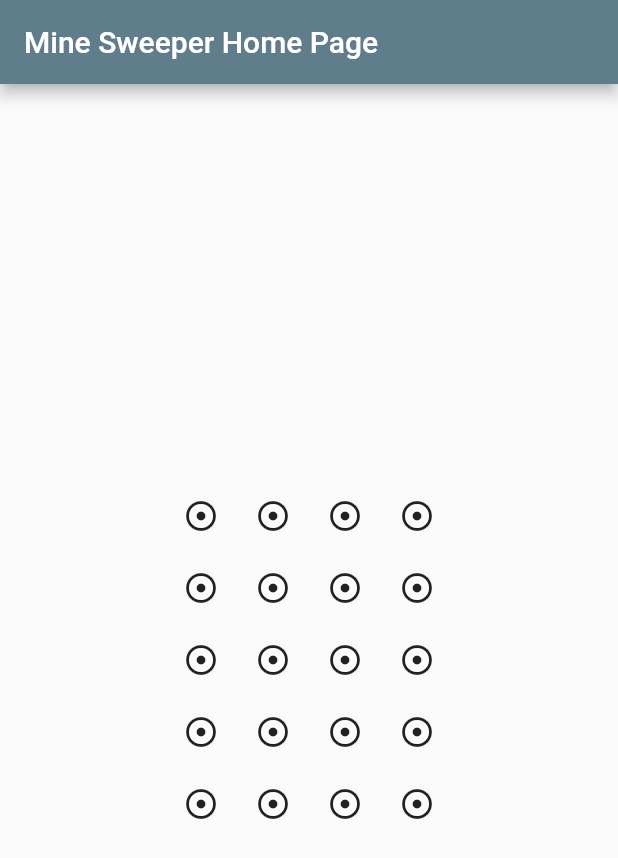
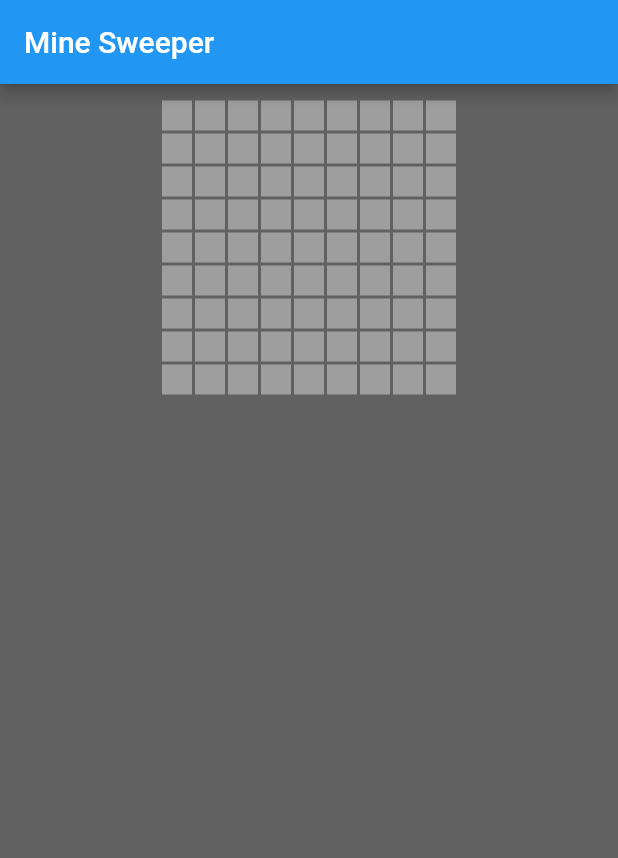
Before and after one commit to RokiTino/proekt_app, a Flutter app: the screen it shows after launch, on a phone screen of 412 x 824 dp. Shown: the top 858 px of the screen. Run offline on Flutter 3.47's test engine with Material 2 defaults, Android fonts, the phone set to English and light mode, and no system bars.

Commit message:
Making the tails and the bord

```diff
--- a/lib/main.dart
+++ b/lib/main.dart
@@ -1,156 +1,109 @@
 import 'package:flutter/material.dart';
+import 'dart:math';
+
+enum TileState { covered, blown, open, flagged, revealed }
 
 void main() {
-  runApp(MyApp());
+  runApp(MineSweeper());
 }
 
-class MyApp extends StatelessWidget {
-  // This widget is the root of your application.
+class MineSweeper extends StatelessWidget {
   @override
   Widget build(BuildContext context) {
     return MaterialApp(
-      title: 'Mine Sweeper',
-      theme: ThemeData(
-        primarySwatch: Colors.blueGrey,
-      ),
-      home: MyHomePage(title: 'Mine Sweeper Home Page'),
+      title: "Mine Sweeper",
+      home: Board(),
     );
   }
 }
 
-class MyHomePage extends StatefulWidget {
-  MyHomePage({Key key, this.title}) : super(key: key);
-  final String title;
+class Board extends StatefulWidget {
   @override
-  _MyHomePageState createState() => _MyHomePageState();
+  BoardState createState() => BoardState();
 }
 
-class _MyHomePageState extends State<MyHomePage> {
+class BoardState extends State<Board> {
+  final int rows = 9;
+  final int cols = 9;
+  final int numOfMines = 11;
+
+  List<List<bool>> tiles;
+  List<List<TileState>> uiState;
+  void resetBoard() {
+    uiState = new List<List<TileState>>.generate(rows, (row) {
+      return new List<TileState>.filled(cols, TileState.covered);
+    });
+    tiles = new List<List<bool>>.generate(rows, (row) {
+      return new List<bool>.filled(cols, false);
+    });
+
+    Random random = Random();
+    int remainingMines = numOfMines;
+    while (remainingMines > 0) {
+      int pos = random.nextInt(rows * cols);
+      int row = pos ~/ rows;
+      int col = pos % cols;
+      if (!tiles[row][col]) {
+        tiles[row][col] = true;
+        remainingMines--;
+      }
+    }
+  }
+
+  @override
+  void initState() {
+    resetBoard();
+    super.initState();
+  }
+
+  Widget buildBoard() {
+    List<Row> boardRow = <Row>[];
+    for (int i = 0; i < rows; i++) {
+      List<Widget> rowChildren = <Widget>[];
+      for (int j = 0; j < cols; j++) {
+        TileState state = uiState[i][j];
+        if (state == TileState.covered) {
+          rowChildren.add(GestureDetector(
+            child: Listener(
+              child: Container(
+                margin: EdgeInsets.all(1.0),
+                height: 20.0,
+                width: 20.0,
+                color: Colors.grey,
+              ),
+            ),
+          ));
+        }
+      }
+      boardRow.add(Row(
+        children: rowChildren,
+        mainAxisAlignment: MainAxisAlignment.center,
+        key: ValueKey<int>(i),
+      ));
+    }
+    return Container(
+      color: Colors.grey[700],
+      padding: EdgeInsets.all(10.0),
+      child: Column(
+        children: boardRow,
+      ),
+    );
+  }
+
   @override
   Widget build(BuildContext context) {
     return Scaffold(
       appBar: AppBar(
-        title: Text(widget.title),
+        title: Text('Mine Sweeper'),
       ),
-      body: Center(
-        child: Column(
-          mainAxisAlignment: MainAxisAlignment.center,
-          children: <Widget>[
-            Column(
-              crossAxisAlignment: CrossAxisAlignment.stretch,
-              mainAxisAlignment: MainAxisAlignment.center,
-              children: [
-                Row(
-                  mainAxisAlignment: MainAxisAlignment.center,
-                  children: [
-                    IconButton(
-                      icon: Icon(Icons.adjust),
-                      onPressed: () {},
-                    ),
-                    IconButton(
-                      icon: Icon(Icons.adjust),
-                      onPressed: () {},
-                    ),
-                    IconButton(
-                      icon: Icon(Icons.adjust),
-                      onPressed: () {},
-                    ),
-                    IconButton(
-                      icon: Icon(Icons.adjust),
-                      onPressed: () {},
-                    ),
-                  ],
-                ),
-                Row(
-                  mainAxisAlignment: MainAxisAlignment.center,
-                  children: [
-                    IconButton(
-                      icon: Icon(Icons.adjust),
-                      onPressed: () {},
-                    ),
-                    IconButton(
-                      icon: Icon(Icons.adjust),
-                      onPressed: () {},
-                    ),
-                    IconButton(
-                      icon: Icon(Icons.adjust),
-                      onPressed: () {},
-                    ),
-                    IconButton(
-                      icon: Icon(Icons.adjust),
-                      onPressed: () {},
-                    ),
-                  ],
-                ),
-                Row(
-                  mainAxisAlignment: MainAxisAlignment.center,
-                  children: [
-                    IconButton(
-                      icon: Icon(Icons.adjust),
-                      onPressed: () {},
-                    ),
-                    IconButton(
-                      icon: Icon(Icons.adjust),
-                      onPressed: () {},
-                    ),
-                    IconButton(
-                      icon: Icon(Icons.adjust),
-                      onPressed: () {},
-                    ),
-                    IconButton(
-                      icon: Icon(Icons.adjust),
-                      onPressed: () {},
-                    ),
-                  ],
-                ),
-                Row(
-                  mainAxisAlignment: MainAxisAlignment.center,
-                  crossAxisAlignment: CrossAxisAlignment.end,
-                  children: [
-                    IconButton(
-                      icon: Icon(Icons.adjust),
-                      onPressed: () {},
-                    ),
-                    IconButton(
-                      icon: Icon(Icons.adjust),
-                      onPressed: () {},
-                    ),
-                    IconButton(
-                      icon: Icon(Icons.adjust),
-                      onPressed: () {},
-                    ),
-                    IconButton(
-                      icon: Icon(Icons.adjust),
-                      onPressed: () {},
-                    ),
-                  ],
-                ),
-                Row(
-                  mainAxisAlignment: MainAxisAlignment.center,
-                  children: [
-                    IconButton(
-                      icon: Icon(Icons.adjust),
-                      onPressed: () {},
-                    ),
-                    IconButton(
-                      icon: Icon(Icons.adjust),
-                      onPressed: () {},
-                    ),
-                    IconButton(
-                      icon: Icon(Icons.adjust),
-                      onPressed: () {},
-                    ),
-                    IconButton(
-                      icon: Icon(Icons.adjust),
-                      onPressed: () {},
-                    ),
-                  ],
-                ),
-              ],
-            )
-          ],
+      body: Container(
+        color: Colors.grey[50],
+        child: Center(
+          child: buildBoard(),
         ),
       ),
     );
   }
 }
+
+mixin ArrayList {}
```
